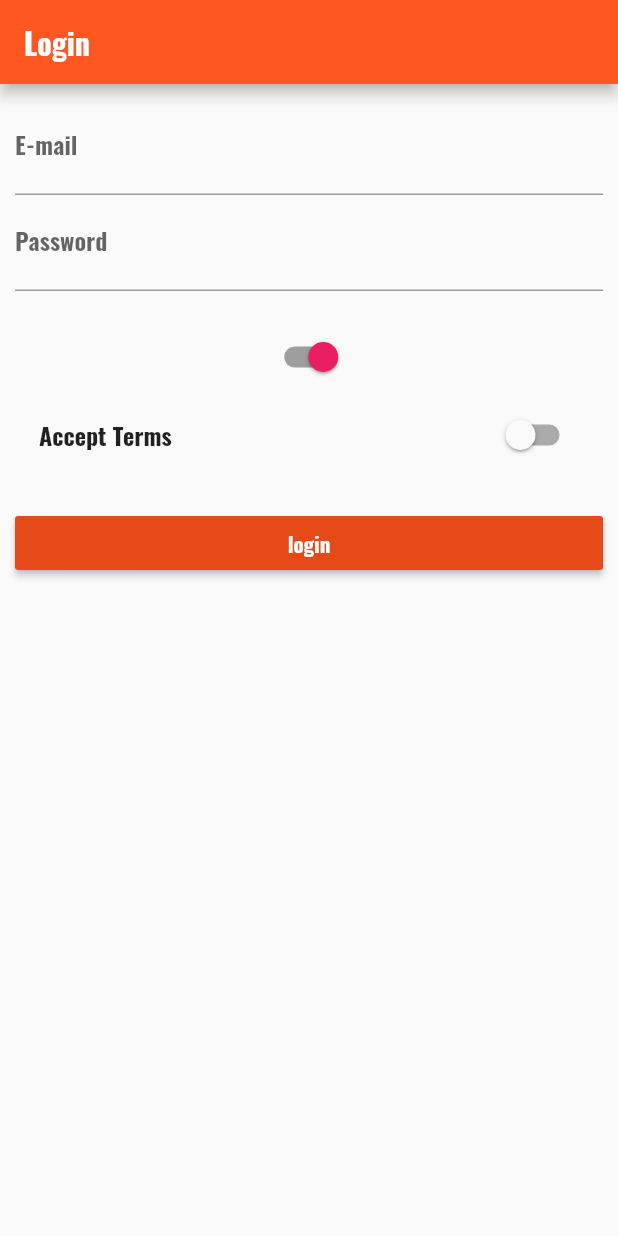
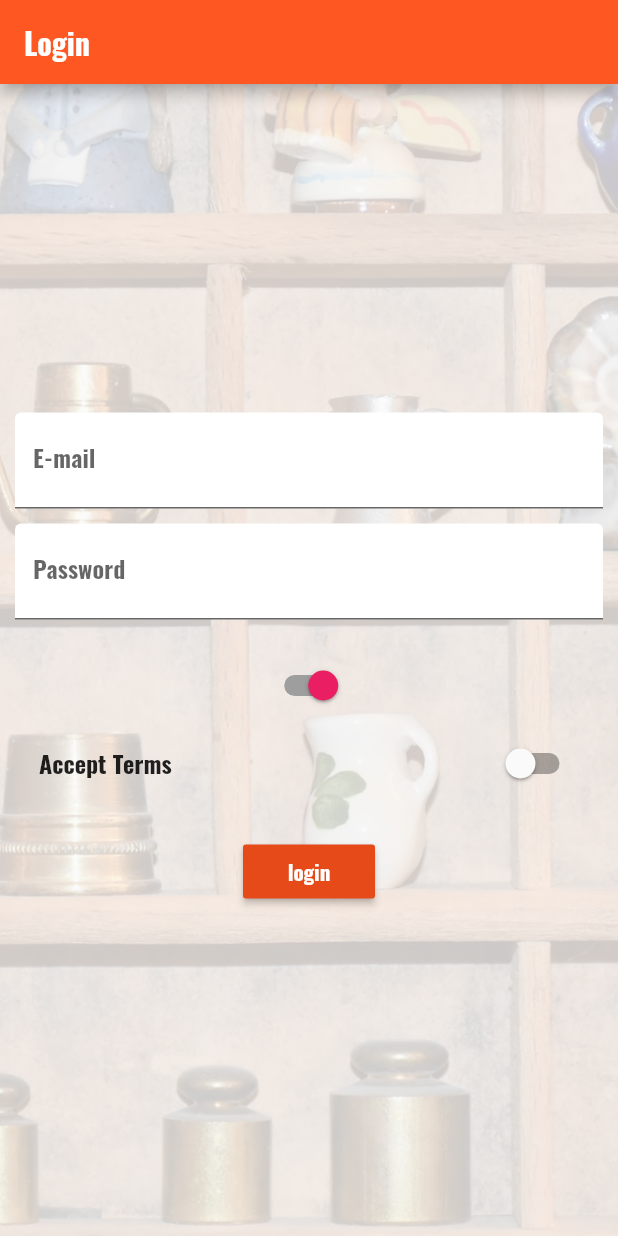
Before and after one commit to JordiiVidal/FlutterBasics, a Flutter app: the screen it shows after launch, on a phone screen of 412 x 824 dp. Run offline on Flutter 3.47's test engine with Material 2 defaults, Android fonts, the phone set to English and light mode, and no system bars.

Commit message:
New Styles and Icons

```diff
--- a/lib/main.dart
+++ b/lib/main.dart
@@ -4,10 +4,10 @@ import './pages/home.dart';
 import './pages/product.dart';
 import './pages/auth.dart';
 
-//import 'package:flutter/rendering.dart';
+import 'package:flutter/rendering.dart';
 
 void main() {
-  /*debugPaintSizeEnabled = true;//whitout debugging
+    /*debugPaintSizeEnabled = true;//whitout debugging
     debugPaintBaselinesEnabled = true;
     debugPaintPointersEnabled = true;
     debugPaintSizeEnabled = true;*/
@@ -66,7 +66,7 @@ class _MyAppState extends State<MyApp> {
           final int index = int.parse(pathElements[2]); // /products/1
           return MaterialPageRoute<bool>(
             builder: (BuildContext context) => ProductPage(
-                _products[index]['title'], _products[index]['image']),
+                _products[index]['title'], _products[index]['image'],_products[index]['description']),
           );
         }
       },//Cuando no pasa por las routas con nombre y cuando devulve un null el ongenerate llega aqui
--- a/lib/pages/auth.dart
+++ b/lib/pages/auth.dart
@@ -23,11 +23,23 @@ class _AuthPage extends State<AuthPage> {
         title: Text('Login'),
       ),
       body: Container(
-          margin: EdgeInsets.all(10.0),
-          child: ListView(
+        decoration: BoxDecoration(
+          image: DecorationImage(
+            fit: BoxFit.cover, //zoom
+            colorFilter: ColorFilter.mode(
+                Colors.black.withOpacity(0.2), BlendMode.dstATop),
+            image: AssetImage('assets/background.jpg'),
+          ),
+        ),
+        padding: EdgeInsets.all(10.0),
+        child: Center(
+          child: SingleChildScrollView(
+            child: Column(
               children: <Widget>[
                 TextField(
                   decoration: InputDecoration(
+                      filled: true,
+                      fillColor: Colors.white,
                       /*icon: Icon(Icons.link)*/ labelText: 'E-mail'),
                   keyboardType: TextInputType.emailAddress,
                   onChanged: (String value) {
@@ -36,8 +48,13 @@ class _AuthPage extends State<AuthPage> {
                     });
                   },
                 ),
+                SizedBox(
+                  height: 10.0,
+                ),
                 TextField(
                   decoration: InputDecoration(
+                    filled: true,
+                    fillColor: Colors.white,
                     labelText: 'Password',
                   ),
                   obscureText: true,
@@ -82,6 +99,9 @@ class _AuthPage extends State<AuthPage> {
                 )
               ],
             ),
-        ));
+          ),
+        ),
+      ),
+    );
   }
 }
--- a/lib/pages/products_admin.dart
+++ b/lib/pages/products_admin.dart
@@ -23,6 +23,7 @@ class ProductsAdminPage extends StatelessWidget {
                 title: Text('Choose'),
               ),
               ListTile(
+                leading: Icon(Icons.shop),
                 title: Text('Porduct Admin'),
                 onTap: () => Navigator.pushReplacementNamed(context, '/products'),
               )
--- a/pubspec.yaml
+++ b/pubspec.yaml
@@ -28,6 +28,7 @@ flutter:
   # To add assets to your application, add an assets section, like this:
   assets:
     - assets/richarlison.jpg
+    - assets/background.jpg
   #  - images/a_dot_ham.jpeg
 
   # An image asset can refer to one or more resolution-specific "variants", see
```
Also changed, not shown: lib/pages/home.dart (+8 -1 lines), lib/pages/product.dart (+46 -13 lines), lib/product_manager.dart (+2 -7 lines), lib/products.dart (+25 -10 lines), assets/background.jpg (added). Lines whose indentation alone changed are shown as unchanged.
